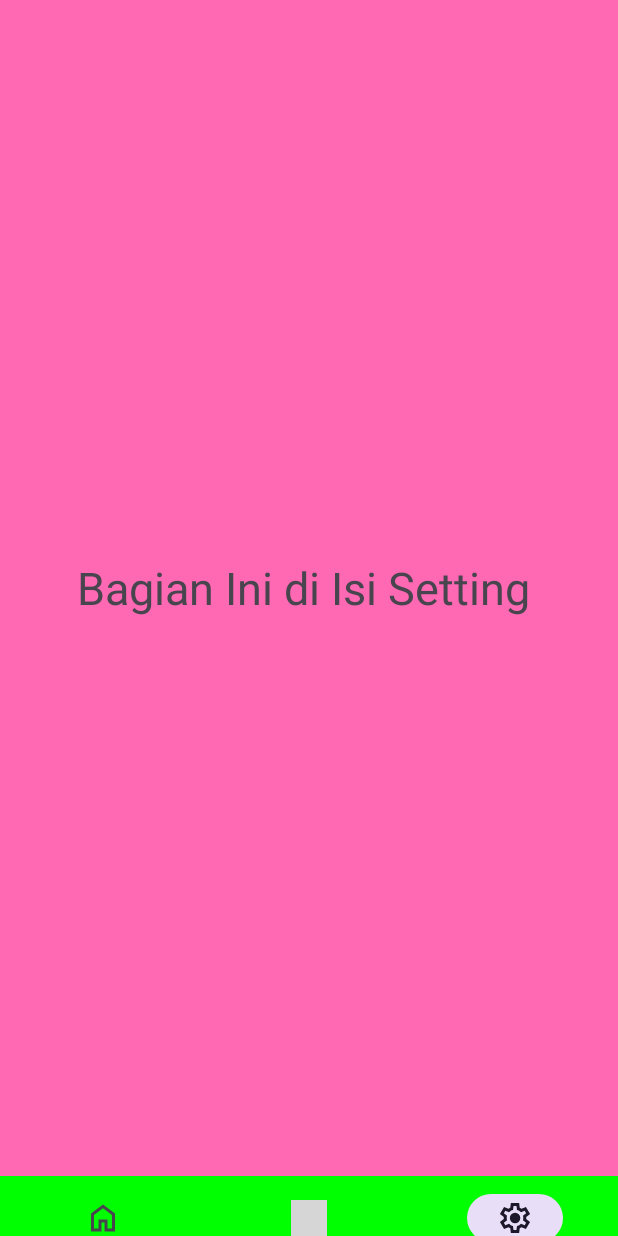
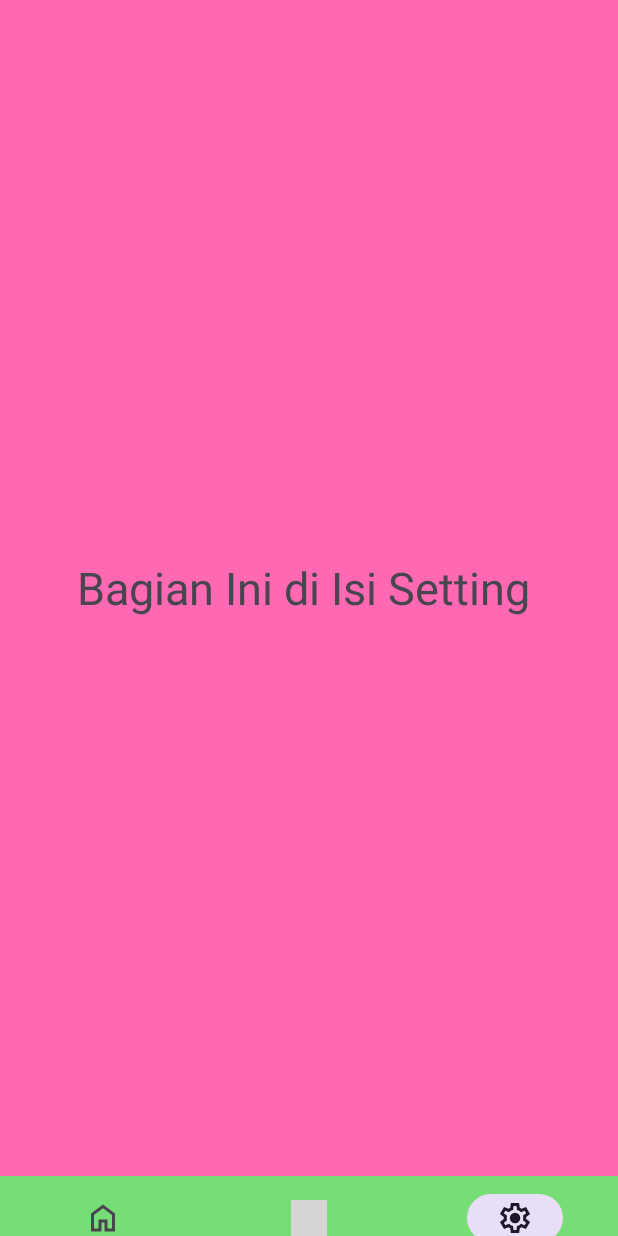
Before and after one commit to rubyabim/AgriEdu, an Android app: the screen it shows after launch (MainActivity), item 3 of the bottom bar chosen, on a phone screen of 412 x 824 dp. Run offline under Robolectric (Android 15) with nearby library versions, the phone set to English and light mode, and no system bars; grey boxes are pictures that could not be loaded.

Commit message:
ubah warna  menu button bawah

```diff
--- a/app/src/main/res/layout/activity_main.xml
+++ b/app/src/main/res/layout/activity_main.xml
@@ -270,7 +270,7 @@
             app:layout_constraintEnd_toEndOf="parent"
             app:layout_constraintStart_toStartOf="parent"
             app:layout_constraintTop_toBottomOf="parent"
-            android:background="#00FF00"
+            android:background="#77DE77"
             app:menu="@menu/bottom_nav" />
 
     </androidx.constraintlayout.widget.ConstraintLayout>
```
